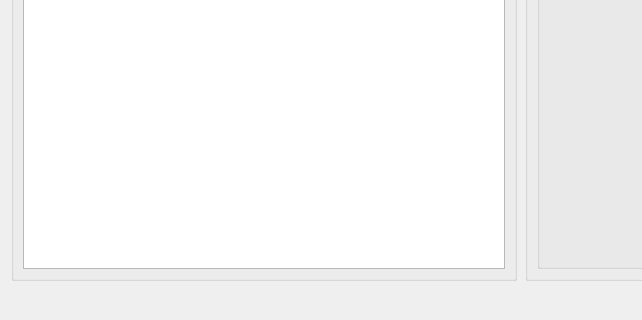
First picture: the form in src/mudlab/ui/refinement.ui, repository Parthasarathi-Ghosh/MudLab2, before the edit; both pictures show x 0 to 642 and y 400 to 720 of the 1430 by 720 pixel window.
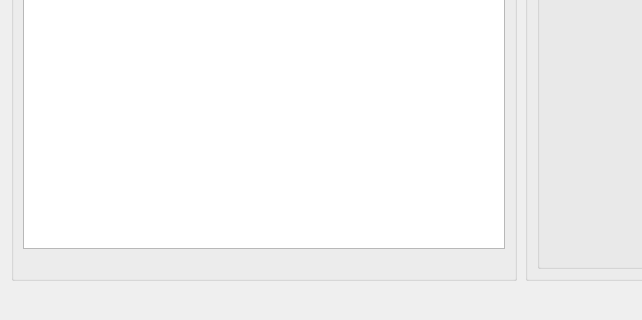
Second picture: the form after the edit.

Commit message: Refiner UI round three: editable values, a warning line, per-specimen curves

```diff
--- a/src/mudlab/ui/refinement.ui
+++ b/src/mudlab/ui/refinement.ui
@@ -100,6 +100,19 @@
           </column>
          </widget>
         </item>
+        <item>
+         <widget class="QLabel" name="lbl_param_warning">
+          <property name="toolTip">
+           <string>Problems with the current selection: parameters that will not be refined, values outside their own Min/Max, and values you have typed in by hand. It disappears when there is nothing to report.</string>
+          </property>
+          <property name="text">
+           <string/>
+          </property>
+          <property name="wordWrap">
+           <bool>true</bool>
+          </property>
+         </widget>
+        </item>
        </layout>
       </widget>
      </item>
```
The commit also changes 9 other files.
